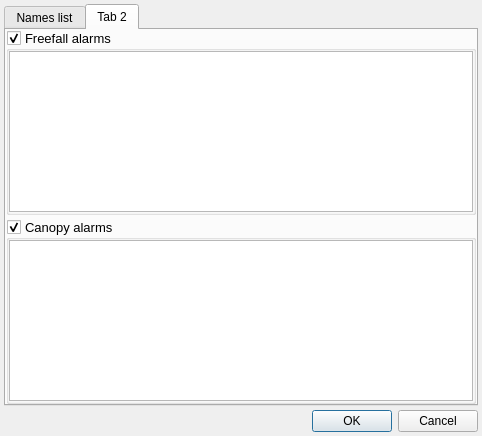
This is anreader_sources/device_widgets/n3_names_dialog.ui in anpp/anreader as Qt 5 draws it before an edit. The edited form follows.
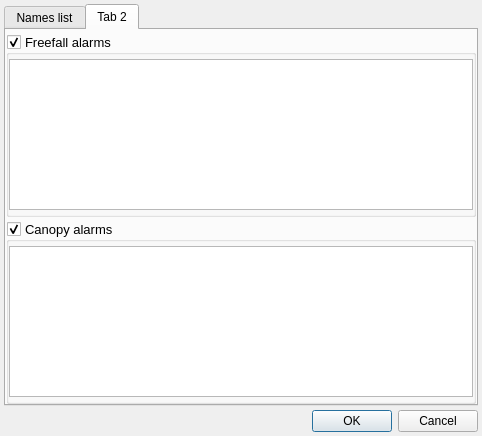
This is the edited form. Icons and pictures are not drawn.

Patch:
```diff
--- a/anreader_sources/device_widgets/n3_names_dialog.ui
+++ b/anreader_sources/device_widgets/n3_names_dialog.ui
@@ -103,7 +103,7 @@
         <number>0</number>
        </property>
        <property name="topMargin">
-        <number>0</number>
+        <number>4</number>
        </property>
        <property name="rightMargin">
         <number>0</number>
@@ -115,7 +115,6 @@
         <widget class="QGroupBox" name="gbxFreeFall">
          <property name="font">
           <font>
-           <family>Segoe UI</family>
            <pointsize>10</pointsize>
            <italic>false</italic>
            <bold>false</bold>
@@ -141,13 +140,13 @@
            <number>0</number>
           </property>
           <property name="topMargin">
-           <number>0</number>
+           <number>4</number>
           </property>
           <property name="rightMargin">
            <number>0</number>
           </property>
           <property name="bottomMargin">
-           <number>0</number>
+           <number>4</number>
           </property>
           <item>
            <widget class="QTableView" name="tvFreefall">
@@ -197,13 +196,13 @@
            <number>0</number>
           </property>
           <property name="topMargin">
-           <number>0</number>
+           <number>4</number>
           </property>
           <property name="rightMargin">
            <number>0</number>
           </property>
           <property name="bottomMargin">
-           <number>0</number>
+           <number>4</number>
           </property>
           <item>
            <widget class="QTableView" name="tvCanopy">
```
